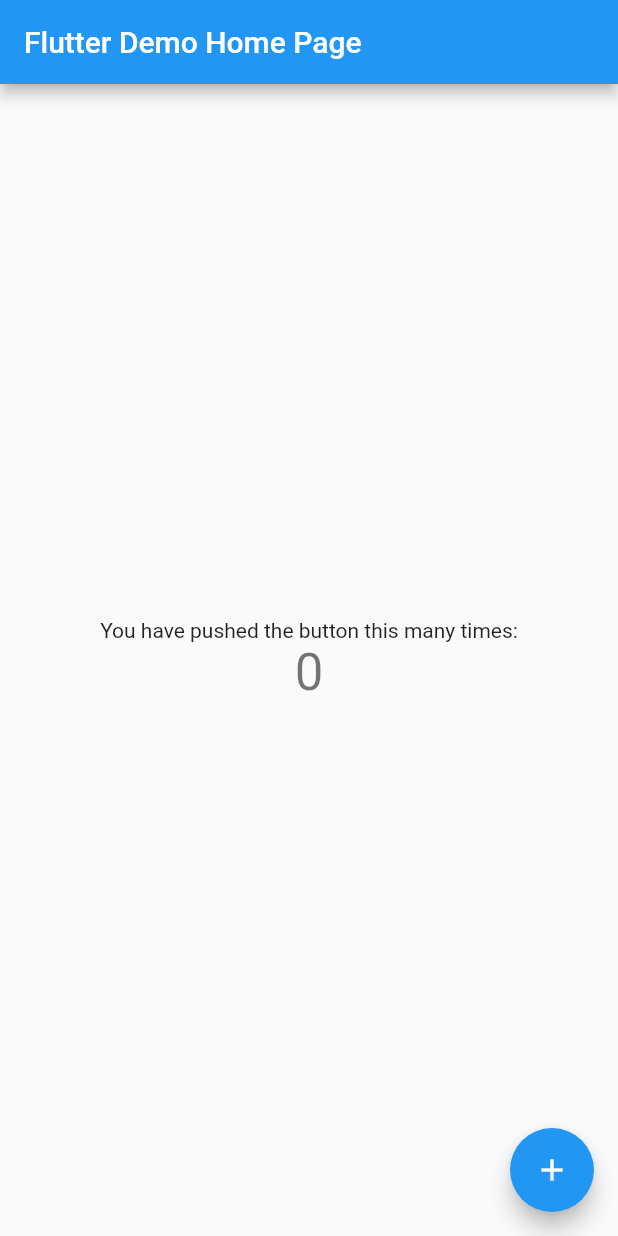
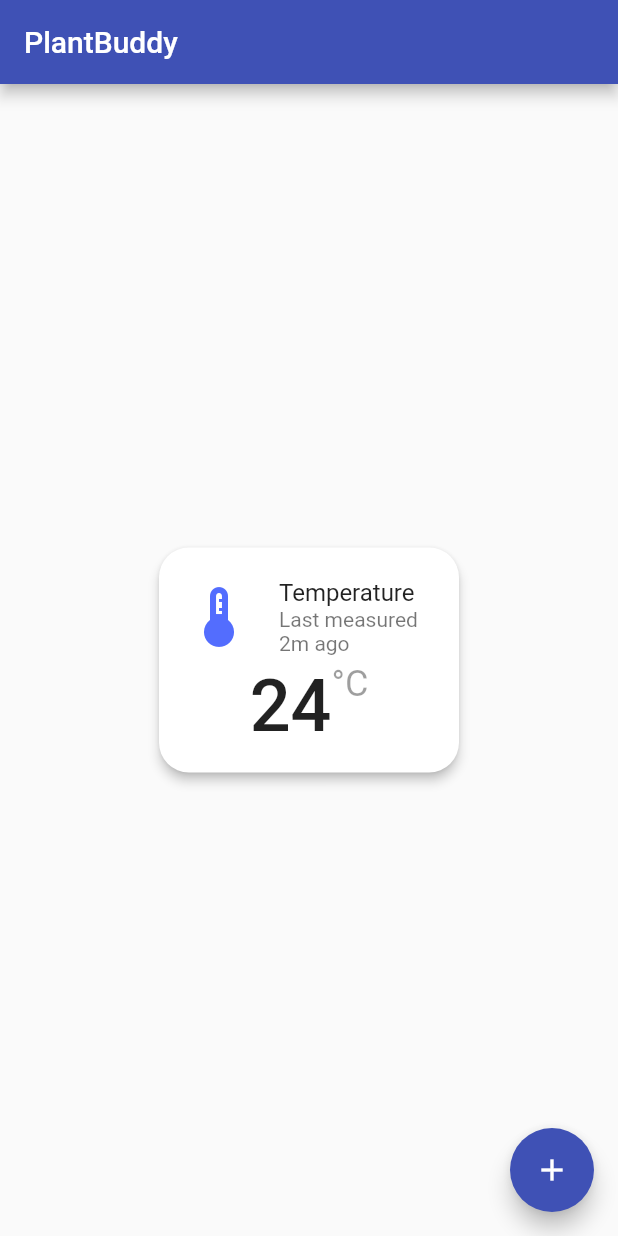
Before and after one commit to Ardelean-Calin/plantbuddy-hw, a Flutter app: the screen it shows after launch, on a phone screen of 412 x 824 dp. Run offline on Flutter 3.47's test engine with Material 2 defaults, Android fonts, the phone set to English and light mode, and no system bars.

Commit message:
Slight container changes.

```diff
--- a/02_Software/02_PhoneApp/lib/main.dart
+++ b/02_Software/02_PhoneApp/lib/main.dart
@@ -20,9 +20,9 @@
         // or simply save your changes to "hot reload" in a Flutter IDE).
         // Notice that the counter didn't reset back to zero; the application
         // is not restarted.
-        primarySwatch: Colors.blue,
+        primarySwatch: Colors.indigo,
       ),
-      home: MyHomePage(title: 'Flutter Demo Home Page'),
+      home: MyHomePage(title: 'PlantBuddy'),
     );
   }
 }
@@ -93,12 +93,59 @@
           // horizontal).
           mainAxisAlignment: MainAxisAlignment.center,
           children: <Widget>[
-            Text(
-              'You have pushed the button this many times:',
-            ),
-            Text(
-              '$_counter',
-              style: Theme.of(context).textTheme.headline4,
+            Card(
+              shape: RoundedRectangleBorder(
+                borderRadius: BorderRadius.all(Radius.circular(20)),
+              ),
+              elevation: 3,
+              child: SizedBox(
+                height: 150,
+                width: 200,
+                child: Padding(
+                  padding:
+                      const EdgeInsets.symmetric(horizontal: 0, vertical: 16),
+                  child: Column(
+                    mainAxisSize: MainAxisSize.min,
+                    mainAxisAlignment: MainAxisAlignment.spaceAround,
+                    children: <Widget>[
+                      const ListTile(
+                        leading: Icon(
+                          Icons.thermostat,
+                          size: 48,
+                          color: Colors.indigoAccent,
+                        ),
+                        title: Text('Temperature'),
+                        subtitle: Text('Last measured 2m ago'),
+                      ),
+                      Row(
+                        mainAxisAlignment: MainAxisAlignment.center,
+                        crossAxisAlignment: CrossAxisAlignment.center,
+                        children: <Widget>[
+                          Row(
+                            crossAxisAlignment: CrossAxisAlignment.start,
+                            children: [
+                              Text(
+                                "24",
+                                style: TextStyle(
+                                  fontWeight: FontWeight.w500,
+                                  fontSize: 48,
+                                ),
+                              ),
+                              Text(
+                                "°C",
+                                style: TextStyle(
+                                  color: Colors.black38,
+                                  fontSize: 24,
+                                ),
+                              )
+                            ],
+                          )
+                        ],
+                      ),
+                    ],
+                  ),
+                ),
+              ),
             ),
           ],
         ),
```
Also changed, not shown: 02_Software/02_PhoneApp/.devcontainer/devcontainer.json, 1 other file.
